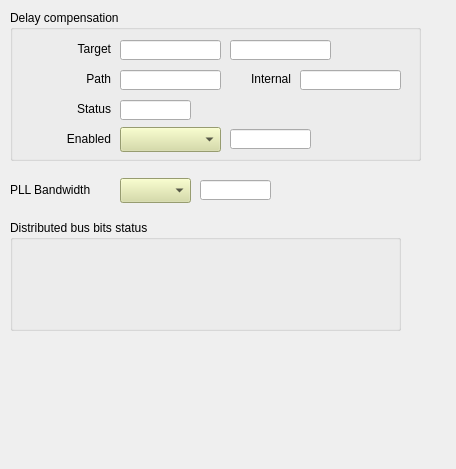
Before: the Qt Designer form evrMrmApp/opi/EVR/G_EVR_VME-300_misc.ui in paulscherrerinstitute/mrfioc2, drawn with Qt 5.
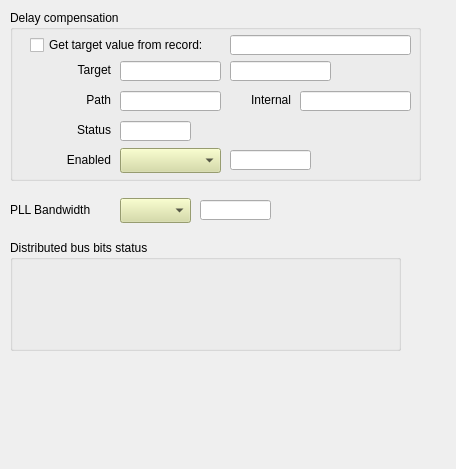
After: the same form once the commit is applied. Custom widgets are drawn as their Qt base class.

Commit message: EVR: Default delay compensation target value set to 1000 and added record that can be used to set the same delay compensation target value throughout timing network

Diff of the .ui file:
```diff
--- a/evrMrmApp/opi/EVR/G_EVR_VME-300_misc.ui
+++ b/evrMrmApp/opi/EVR/G_EVR_VME-300_misc.ui
@@ -19,7 +19,7 @@
      <x>10</x>
      <y>10</y>
      <width>411</width>
-     <height>151</height>
+     <height>171</height>
     </rect>
    </property>
    <property name="title">
@@ -29,7 +29,7 @@
     <property name="geometry">
      <rect>
       <x>40</x>
-      <y>30</y>
+      <y>51</y>
       <width>61</width>
       <height>17</height>
      </rect>
@@ -45,7 +45,7 @@
     <property name="geometry">
      <rect>
       <x>40</x>
-      <y>60</y>
+      <y>81</y>
       <width>61</width>
       <height>17</height>
      </rect>
@@ -61,7 +61,7 @@
     <property name="geometry">
      <rect>
       <x>220</x>
-      <y>60</y>
+      <y>81</y>
       <width>61</width>
       <height>17</height>
      </rect>
@@ -77,7 +77,7 @@
     <property name="geometry">
      <rect>
       <x>40</x>
-      <y>90</y>
+      <y>111</y>
       <width>61</width>
       <height>17</height>
      </rect>
@@ -93,7 +93,7 @@
     <property name="geometry">
      <rect>
       <x>220</x>
-      <y>30</y>
+      <y>51</y>
       <width>101</width>
       <height>20</height>
      </rect>
@@ -112,7 +112,7 @@
     <property name="geometry">
      <rect>
       <x>110</x>
-      <y>30</y>
+      <y>51</y>
       <width>101</width>
       <height>20</height>
      </rect>
@@ -135,7 +135,7 @@
     <property name="geometry">
      <rect>
       <x>110</x>
-      <y>60</y>
+      <y>81</y>
       <width>101</width>
       <height>20</height>
      </rect>
@@ -154,8 +154,8 @@
     <property name="geometry">
      <rect>
       <x>290</x>
-      <y>60</y>
-      <width>101</width>
+      <y>81</y>
+      <width>111</width>
       <height>20</height>
      </rect>
     </property>
@@ -173,7 +173,7 @@
     <property name="geometry">
      <rect>
       <x>110</x>
-      <y>90</y>
+      <y>111</y>
       <width>71</width>
       <height>20</height>
      </rect>
@@ -195,7 +195,7 @@
     <property name="geometry">
      <rect>
       <x>220</x>
-      <y>119</y>
+      <y>140</y>
       <width>81</width>
       <height>20</height>
      </rect>
@@ -214,7 +214,7 @@
     <property name="geometry">
      <rect>
       <x>110</x>
-      <y>117</y>
+      <y>138</y>
       <width>101</width>
       <height>25</height>
      </rect>
@@ -230,7 +230,7 @@
     <property name="geometry">
      <rect>
       <x>30</x>
-      <y>120</y>
+      <y>141</y>
       <width>71</width>
       <height>17</height>
      </rect>
@@ -242,12 +242,53 @@
      <set>Qt::AlignRight|Qt::AlignTrailing|Qt::AlignVCenter</set>
     </property>
    </widget>
+   <widget class="caToggleButton" name="catogglebutton">
+    <property name="geometry">
+     <rect>
+      <x>20</x>
+      <y>25</y>
+      <width>201</width>
+      <height>20</height>
+     </rect>
+    </property>
+    <property name="text">
+     <string>Get target value from record:</string>
+    </property>
+    <property name="channel" stdset="0">
+     <string notr="true">$(SYS)-$(DEVICE):DlyCompensation-Source-I.DISA</string>
+    </property>
+    <property name="trueValue">
+     <string>0</string>
+    </property>
+    <property name="falseValue">
+     <string>1</string>
+    </property>
+   </widget>
+   <widget class="caLineEdit" name="calineedit_22">
+    <property name="geometry">
+     <rect>
+      <x>220</x>
+      <y>25</y>
+      <width>181</width>
+      <height>20</height>
+     </rect>
+    </property>
+    <property name="alignment">
+     <set>Qt::AlignLeading|Qt::AlignLeft|Qt::AlignVCenter</set>
+    </property>
+    <property name="channel" stdset="0">
+     <string notr="true">$(SYS)-$(DEVICE):DlyCompensation-Source-I.INPA</string>
+    </property>
+    <property name="unitsEnabled">
+     <bool>true</bool>
+    </property>
+   </widget>
   </widget>
   <widget class="QLabel" name="label">
    <property name="geometry">
     <rect>
      <x>10</x>
-     <y>181</y>
+     <y>201</y>
      <width>101</width>
      <height>17</height>
     </rect>
@@ -260,7 +301,7 @@
    <property name="geometry">
     <rect>
      <x>120</x>
-     <y>178</y>
+     <y>198</y>
      <width>71</width>
      <height>25</height>
     </rect>
@@ -276,7 +317,7 @@
    <property name="geometry">
     <rect>
      <x>200</x>
-     <y>180</y>
+     <y>200</y>
      <width>71</width>
      <height>20</height>
     </rect>
@@ -295,7 +336,7 @@
    <property name="geometry">
     <rect>
      <x>10</x>
-     <y>220</y>
+     <y>240</y>
      <width>391</width>
      <height>111</height>
     </rect>
@@ -356,7 +397,7 @@
    <property name="geometry">
     <rect>
      <x>20</x>
-     <y>350</y>
+     <y>370</y>
      <width>221</width>
      <height>31</height>
     </rect>
@@ -395,6 +436,11 @@
    <extends>caLineEdit</extends>
    <header>caTextEntry</header>
   </customwidget>
+  <customwidget>
+   <class>caToggleButton</class>
+   <extends>QCheckBox</extends>
+   <header>caToggleButton</header>
+  </customwidget>
   <customwidget>
    <class>caLineEdit</class>
    <extends>QLineEdit</extends>
```
The commit also changes 7 other files.
